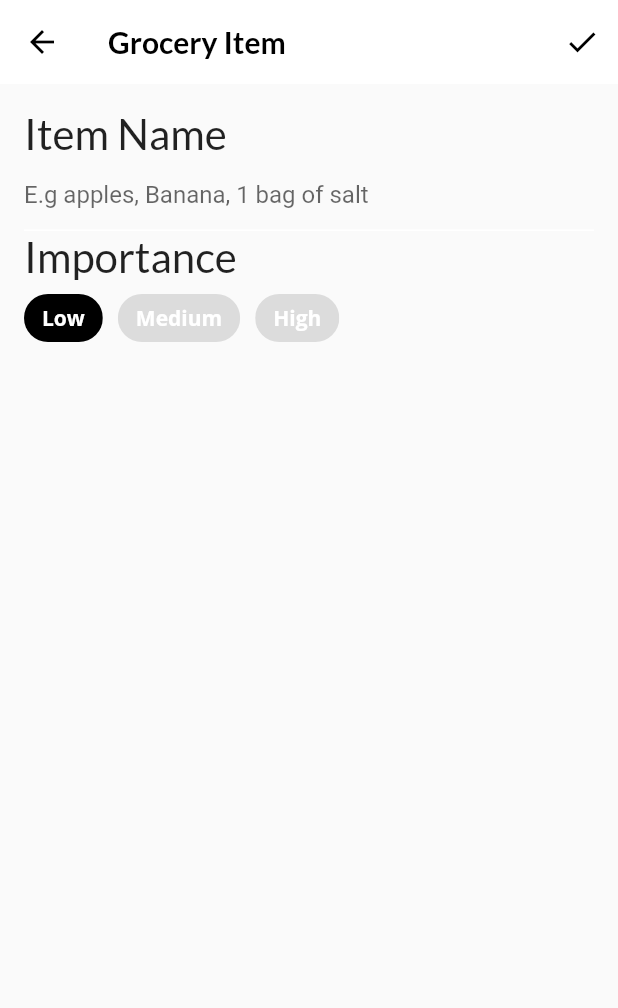
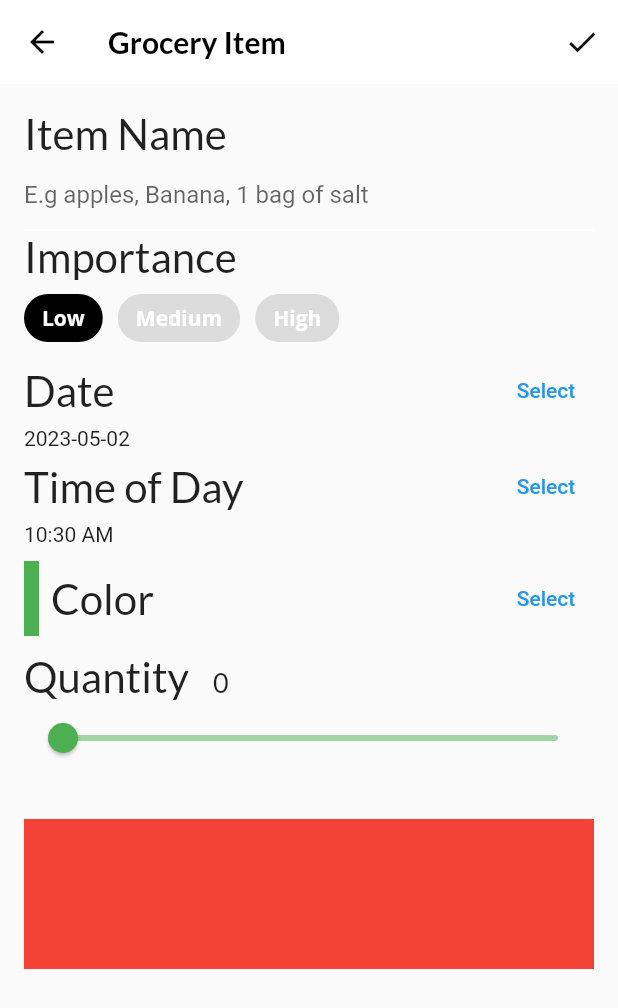
Before and after one commit to mrtenkorang/flutter-apprentice, a Flutter app: the screen it shows after launch, item 3 of the bottom bar chosen, after a tap on the "add" icon, on a phone screen of 412 x 824 dp. Shown: the top 1008 px of the screen. Run offline on Flutter 3.47's test engine with Material 2 defaults, Android fonts, the phone set to English and light mode, and no system bars; our stand-ins replace flutter_colorpicker, google_fonts.

Commit message:
Added code

```diff
--- /dev/null
+++ b/flutter_apprentice/fooderlich/lib/components/grocery_tile.dart
@@ -0,0 +1,58 @@
+import 'package:flutter/material.dart';
+import 'package:google_fonts/google_fonts.dart';
+import 'package:intl/intl.dart';
+import '../models/grocery_item_model.dart';
+
+class GroceryTile extends StatelessWidget {
+  final GroceryItem item;
+  final Function(bool) onComplete;
+  final TextDecoration textDecoration;
+
+  GroceryTile(
+      {super.key,
+      required this.item,
+      required this.onComplete,
+      })
+      : textDecoration = item.isComplete ? TextDecoration.lineThrough:TextDecoration.none;
+
+  @override
+  Widget build(BuildContext context) {
+    //TODO: Change this widget
+    return Container(
+      height: 100.0,
+      //TODO: Replace this color
+      color: Colors.red,
+    );
+  }
+  Widget buildImportance(){
+    if(item.importance == Importance.low){
+      return Text(
+        "Low",
+        style: GoogleFonts.lato(decoration: textDecoration),
+      );
+    } else if (item.importance == Importance.medium){
+      return Text(
+        "Medium",
+        style: GoogleFonts.lato(
+          fontWeight: FontWeight.w800,
+          decoration: textDecoration
+        ),
+      );
+    }else if(item.importance == Importance.high){
+      return Text(
+        "High",
+        style: GoogleFonts.lato(
+          color: Colors.red,
+          fontWeight: FontWeight.w900,
+          decoration: textDecoration
+        ),
+      );
+    }else{
+      throw Exception("This importance does not exist");
+    }
+  }
+
+  //TODO: Add buildDate()
+
+  //TODO: Add buildCheckBox()
+}
--- a/flutter_apprentice/fooderlich/lib/screens/grocery_item_screen.dart
+++ b/flutter_apprentice/fooderlich/lib/screens/grocery_item_screen.dart
@@ -4,6 +4,7 @@ import 'package:flutter_colorpicker/flutter_colorpicker.dart';
 import 'package:intl/intl.dart';
 import 'package:uuid/uuid_util.dart';
 import 'package:fooderlich/models/models.dart';
+import '../components/grocery_tile.dart';
 
 class GroceryItemScreen extends StatefulWidget {
   final Function(GroceryItem) onCreate;
@@ -29,7 +30,7 @@ class _GroceryItemScreenState extends State<GroceryItemScreen> {
   DateTime _dueDate = DateTime.now();
   TimeOfDay _timeOfDay = TimeOfDay.now();
   Color _currentColor = Colors.green;
-  int _currentSlideValue = 0;
+  int _currentSliderValue = 0;
 
   @override
   void initState() {
@@ -38,7 +39,7 @@ class _GroceryItemScreenState extends State<GroceryItemScreen> {
     if (originalItem != null) {
       _nameController.text = originalItem.name;
       _name = originalItem.name;
-      _currentSlideValue = originalItem.quantity;
+      _currentSliderValue = originalItem.quantity;
       _importance = originalItem.importance;
       _currentColor = originalItem.color;
       final date = originalItem.date;
@@ -83,6 +84,29 @@ class _GroceryItemScreenState extends State<GroceryItemScreen> {
           children: [
             buildNameField(),
             buildImportanceField(),
+            buildDateField(),
+            buildTimeField(),
+            const SizedBox(height: 10.0,),
+            buildColorPicker(),
+            const SizedBox(height: 10.0),
+            buildQuantityField(),
+            const SizedBox(height: 30.0,),
+            GroceryTile(
+              item: GroceryItem(
+                id: 'previewMode',
+                name: _name,
+                importance: _importance,
+                color: _currentColor,
+                quantity: _currentSliderValue,
+                date: DateTime(
+                  _dueDate.year,
+                  _dueDate.month,
+                  _dueDate.day,
+                  _timeOfDay.hour,
+                  _timeOfDay.minute,
+                ),
+              ), onComplete: (bool) {},
+            ),
           ],
         ),
       ),
@@ -134,7 +158,7 @@ class _GroceryItemScreenState extends State<GroceryItemScreen> {
               ),
               selectedColor: Colors.black,
               selected: _importance == Importance.low,
-              onSelected:(selected){
+              onSelected: (selected) {
                 setState(() => _importance = Importance.low);
               },
             ),
@@ -145,7 +169,7 @@ class _GroceryItemScreenState extends State<GroceryItemScreen> {
               ),
               selectedColor: Colors.black,
               selected: _importance == Importance.medium,
-              onSelected:(selected){
+              onSelected: (selected) {
                 setState(() => _importance = Importance.medium);
               },
             ),
@@ -156,7 +180,7 @@ class _GroceryItemScreenState extends State<GroceryItemScreen> {
               ),
               selectedColor: Colors.black,
               selected: _importance == Importance.high,
-              onSelected:(selected){
+              onSelected: (selected) {
                 setState(() => _importance = Importance.high);
               },
             ),
@@ -165,8 +189,161 @@ class _GroceryItemScreenState extends State<GroceryItemScreen> {
       ],
     );
   }
-  // TODO: ADD buildDateField()
-  // TODO: Add buildTimeField()
-  // TODO: Add buildColorPicker()
-  // TODO: Add buildQuantityField()
+
+  Widget buildDateField() {
+    return Column(
+      crossAxisAlignment: CrossAxisAlignment.start,
+      children: [
+        Row(
+          mainAxisAlignment: MainAxisAlignment.spaceBetween,
+          children: [
+            Text(
+              "Date",
+              style: GoogleFonts.lato(fontSize: 28.0),
+            ),
+            TextButton(
+                onPressed: () async {
+                  final currentDate = DateTime.now();
+                  final selectedDate = await showDatePicker(
+                      context: context,
+                      initialDate: currentDate,
+                      firstDate: currentDate,
+                      lastDate: DateTime(currentDate.year + 5));
+                  setState(() {
+                    if (selectedDate != null) {
+                      _dueDate = selectedDate;
+                    }
+                  });
+                },
+                child: const Text("Select")),
+          ],
+        ),
+        Text(DateFormat("yyy-MM-dd").format(_dueDate)),
+      ],
+    );
+  }
+
+  Widget buildTimeField() {
+    return Column(
+      crossAxisAlignment: CrossAxisAlignment.start,
+      children: [
+        Row(
+          mainAxisAlignment: MainAxisAlignment.spaceBetween,
+          children: [
+            Text(
+              "Time of Day",
+              style: GoogleFonts.lato(fontSize: 28.0),
+            ),
+            TextButton(
+              onPressed: () async {
+                final timeOfDay = await showTimePicker(
+                  context: context,
+                  initialTime: TimeOfDay.now(),
+                );
+                setState(() {
+                  if (timeOfDay != null) {
+                    _timeOfDay = timeOfDay;
+                  }
+                });
+              },
+              child: const Text("Select"),
+            ),
+          ],
+        ),
+        Text(_timeOfDay.format(context)),
+      ],
+    );
+  }
+
+  Widget buildColorPicker() {
+    return Row(
+      mainAxisAlignment: MainAxisAlignment.spaceBetween,
+      children: [
+        Row(
+          children: [
+            Container(
+              height: 50.0,
+              width: 10.0,
+              color: _currentColor,
+            ),
+            const SizedBox(
+              width: 8.0,
+            ),
+            Text(
+              "Color",
+              style: GoogleFonts.lato(fontSize: 28.0),
+            ),
+          ],
+        ),
+        TextButton(
+          onPressed: () {
+            showDialog(
+              context: context,
+              builder: (context) {
+                return AlertDialog(
+                  content: BlockPicker(
+                    pickerColor: Colors.white,
+                    onColorChanged: (color) {
+                      setState(
+                        () {
+                          _currentColor = color;
+                        },
+                      );
+                    },
+                  ),
+                  actions: [
+                    TextButton(
+                        onPressed: (){
+                          Navigator.of(context).pop();
+                        },
+                        child: Text("Save"),
+                    )
+                  ],
+                );
+              },
+            );
+          },
+          child: Text("Select"),
+        ),
+      ],
+    );
+  }
+
+
+  Widget buildQuantityField(){
+    return Column(
+      crossAxisAlignment: CrossAxisAlignment.start,
+      children: [
+        Row(
+          crossAxisAlignment: CrossAxisAlignment.baseline,
+          textBaseline: TextBaseline.alphabetic,
+          children: [
+            Text(
+              "Quantity",
+              style: GoogleFonts.lato(fontSize: 28.0),
+            ),
+            const SizedBox(width: 16.0,),
+            Text(
+              _currentSliderValue.toInt().toString(),
+              style: GoogleFonts.lato(fontSize: 18.0),
+            ),
+          ],
+        ),
+        Slider(
+          inactiveColor: _currentColor.withOpacity(0.5),
+            activeColor: _currentColor,
+            value: _currentSliderValue.toDouble(),
+            min: 0.0,
+            max: 100.0,
+            divisions: 100,
+            label: _currentSliderValue.toInt().toString(),
+            onChanged: (double value){
+            setState(() {
+              _currentSliderValue = value.toInt();
+            });
+            }
+        )
+      ],
+    );
+  }
 }
```
